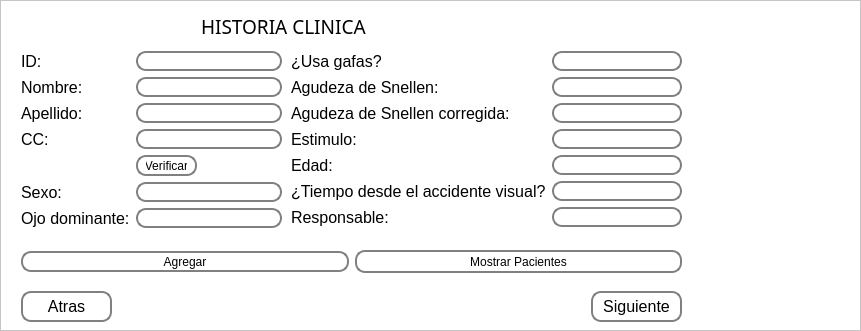
Qt form interface/ViAT/Agregardatos.ui (vhenaoi/OpenBCI_acquisition_python_ViAT) before a commit.
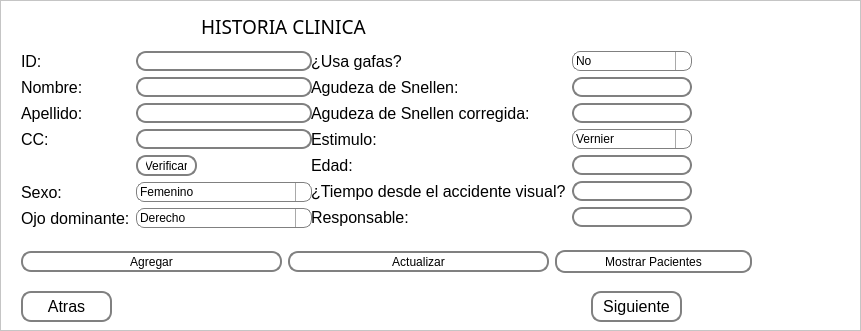
The same form after that commit.

Diff of the .ui file:
```diff
--- a/interface/ViAT/Agregardatos.ui
+++ b/interface/ViAT/Agregardatos.ui
@@ -106,7 +106,7 @@
       <rect>
        <x>20</x>
        <y>50</y>
-       <width>261</width>
+       <width>291</width>
        <height>191</height>
       </rect>
      </property>
@@ -137,20 +137,6 @@
         </property>
        </widget>
       </item>
-      <item row="1" column="1">
-       <widget class="QLineEdit" name="nombre">
-        <property name="styleSheet">
-         <string notr="true">QLineEdit {
-    border: 2px solid gray;
-    border-radius: 10px;
-    padding: 0 8px;
-    background: rgb(255, 255, 255);
-    selection-background-color: darkgray;
-}
-</string>
-        </property>
-       </widget>
-      </item>
       <item row="1" column="0">
        <widget class="QLabel" name="label_2">
         <property name="font">
@@ -163,8 +149,8 @@
         </property>
        </widget>
       </item>
-      <item row="2" column="1">
-       <widget class="QLineEdit" name="apellidos">
+      <item row="1" column="1">
+       <widget class="QLineEdit" name="nombre">
         <property name="styleSheet">
          <string notr="true">QLineEdit {
     border: 2px solid gray;
@@ -189,8 +175,8 @@
         </property>
        </widget>
       </item>
-      <item row="3" column="1">
-       <widget class="QLineEdit" name="cc">
+      <item row="2" column="1">
+       <widget class="QLineEdit" name="apellidos">
         <property name="styleSheet">
          <string notr="true">QLineEdit {
     border: 2px solid gray;
@@ -215,53 +201,8 @@
         </property>
        </widget>
       </item>
-      <item row="4" column="1">
-       <widget class="QPushButton" name="btn_buscar">
-        <property name="minimumSize">
-         <size>
-          <width>61</width>
-          <height>21</height>
-         </size>
-        </property>
-        <property name="maximumSize">
-         <size>
-          <width>61</width>
-          <height>21</height>
-         </size>
-        </property>
-        <property name="styleSheet">
-         <string notr="true">QPushButton {
-    border: 2px solid gray;
-    border-radius: 10px;
-    padding: 0 8px;
-    background: rgb(255, 255, 255);
-    selection-background-color: darkgray;
-    }
-
-QPushButton:hover {
-    border: 2px solid gray;
-    border-radius: 10px;
-    padding: 0 8px;
-    background: rgb(222, 222, 222);
-    selection-background-color: darkgray;
-    }
-
-QPushButton:pressed {
-    border: 2px solid gray;
-    border-radius: 10px;
-    padding: 0 8px;
-    background:rgb(176, 176, 176);
-    selection-background-color: darkgray;
-    }
-</string>
-        </property>
-        <property name="text">
-         <string>Verificar</string>
-        </property>
-       </widget>
-      </item>
-      <item row="5" column="1">
-       <widget class="QLineEdit" name="sexo">
+      <item row="3" column="1">
+       <widget class="QLineEdit" name="cc">
         <property name="styleSheet">
          <string notr="true">QLineEdit {
     border: 2px solid gray;
@@ -286,18 +227,74 @@
         </property>
        </widget>
       </item>
-      <item row="6" column="1">
-       <widget class="QLineEdit" name="dominante">
+      <item row="5" column="1">
+       <widget class="QComboBox" name="sexo">
         <property name="styleSheet">
-         <string notr="true">QLineEdit {
-    border: 2px solid gray;
-    border-radius: 10px;
-    padding: 0 8px;
-    background: rgb(255, 255, 255);
-    selection-background-color: darkgray;
+         <string notr="true">QComboBox {
+    border: 1px solid gray;
+    border-radius: 8px;
+    padding: 1px 18px 1px 3px;
+    min-width: 6em;
 }
+
+QComboBox:editable {
+    background: white;
+}
+
+QComboBox:!editable, QComboBox::drop-down:editable {
+     background: qlineargradient(x1: 0, y1: 0, x2: 0, y2: 1,
+                                 stop: 0 #E1E1E1, stop: 0.4 #DDDDDD,
+                                 stop: 0.5 #D8D8D8, stop: 1.0 #D3D3D3);
+}
+
+/* QComboBox gets the &quot;on&quot; state when the popup is open */
+QComboBox:!editable:on, QComboBox::drop-down:editable:on {
+    background: qlineargradient(x1: 0, y1: 0, x2: 0, y2: 1,
+                                stop: 0 #D3D3D3, stop: 0.4 #D8D8D8,
+                                stop: 0.5 #DDDDDD, stop: 1.0 #E1E1E1);
+}
+
+QComboBox:on { /* shift the text when the popup opens */
+    padding-top: 3px;
+    padding-left: 4px;
+}
+
+QComboBox::drop-down {
+    subcontrol-origin: padding;
+    subcontrol-position: top right;
+    width: 15px;
+
+    border-left-width: 1px;
+    border-left-color: darkgray;
+    border-left-style: solid;
+    border-top-right-radius: 3px; 
+    border-bottom-right-radius: 3px;
+}
+
+
+QComboBox::down-arrow:on { /* shift the arrow when popup is open */
+    top: 1px;
+    left: 1px;
+}
+
+QComboBox QAbstractItemView {
+    border: 2px solid  darkgray;
+    selection-background-color: rgb(126, 126, 126);
+}
+
+
 </string>
         </property>
+        <item>
+         <property name="text">
+          <string>Femenino</string>
+         </property>
+        </item>
+        <item>
+         <property name="text">
+          <string>Masculino</string>
+         </property>
+        </item>
        </widget>
       </item>
       <item row="6" column="0">
@@ -312,14 +309,129 @@
         </property>
        </widget>
       </item>
+      <item row="6" column="1">
+       <widget class="QComboBox" name="dominante">
+        <property name="styleSheet">
+         <string notr="true">QComboBox {
+    border: 1px solid gray;
+    border-radius: 8px;
+    padding: 1px 18px 1px 3px;
+    min-width: 6em;
+}
+
+QComboBox:editable {
+    background: white;
+}
+
+QComboBox:!editable, QComboBox::drop-down:editable {
+     background: qlineargradient(x1: 0, y1: 0, x2: 0, y2: 1,
+                                 stop: 0 #E1E1E1, stop: 0.4 #DDDDDD,
+                                 stop: 0.5 #D8D8D8, stop: 1.0 #D3D3D3);
+}
+
+/* QComboBox gets the &quot;on&quot; state when the popup is open */
+QComboBox:!editable:on, QComboBox::drop-down:editable:on {
+    background: qlineargradient(x1: 0, y1: 0, x2: 0, y2: 1,
+                                stop: 0 #D3D3D3, stop: 0.4 #D8D8D8,
+                                stop: 0.5 #DDDDDD, stop: 1.0 #E1E1E1);
+}
+
+QComboBox:on { /* shift the text when the popup opens */
+    padding-top: 3px;
+    padding-left: 4px;
+}
+
+QComboBox::drop-down {
+    subcontrol-origin: padding;
+    subcontrol-position: top right;
+    width: 15px;
+
+    border-left-width: 1px;
+    border-left-color: darkgray;
+    border-left-style: solid;
+    border-top-right-radius: 3px; 
+    border-bottom-right-radius: 3px;
+}
+
+
+QComboBox::down-arrow:on { /* shift the arrow when popup is open */
+    top: 1px;
+    left: 1px;
+}
+
+QComboBox QAbstractItemView {
+    border: 2px solid  darkgray;
+    selection-background-color: rgb(126, 126, 126);
+}
+
+
+</string>
+        </property>
+        <item>
+         <property name="text">
+          <string>Derecho</string>
+         </property>
+        </item>
+        <item>
+         <property name="text">
+          <string>Izquierdo</string>
+         </property>
+        </item>
+       </widget>
+      </item>
+      <item row="4" column="1">
+       <widget class="QPushButton" name="btn_buscar">
+        <property name="minimumSize">
+         <size>
+          <width>61</width>
+          <height>21</height>
+         </size>
+        </property>
+        <property name="maximumSize">
+         <size>
+          <width>61</width>
+          <height>21</height>
+         </size>
+        </property>
+        <property name="styleSheet">
+         <string notr="true">QPushButton {
+    border: 2px solid gray;
+    border-radius: 10px;
+    padding: 0 8px;
+    background: rgb(255, 255, 255);
+    selection-background-color: darkgray;
+    }
+
+QPushButton:hover {
+    border: 2px solid gray;
+    border-radius: 10px;
+    padding: 0 8px;
+    background: rgb(222, 222, 222);
+    selection-background-color: darkgray;
+    }
+
+QPushButton:pressed {
+    border: 2px solid gray;
+    border-radius: 10px;
+    padding: 0 8px;
+    background:rgb(176, 176, 176);
+    selection-background-color: darkgray;
+    }
+</string>
+        </property>
+        <property name="text">
+         <string>Verificar</string>
+        </property>
+       </widget>
+      </item>
      </layout>
     </widget>
     <widget class="QWidget" name="layoutWidget_2">
      <property name="geometry">
       <rect>
-       <x>290</x>
+       <x>310</x>
        <y>50</y>
-       <width>391</width>
+       <width>381</width>
        <height>191</height>
       </rect>
      </property>
@@ -336,20 +448,6 @@
         </property>
        </widget>
       </item>
-      <item row="0" column="1">
-       <widget class="QLineEdit" name="glasses">
-        <property name="styleSheet">
-         <string notr="true">QLineEdit {
-    border: 2px solid gray;
-    border-radius: 10px;
-    padding: 0 8px;
-    background: rgb(255, 255, 255);
-    selection-background-color: darkgray;
-}
-</string>
-        </property>
-       </widget>
-      </item>
       <item row="1" column="0">
        <widget class="QLabel" name="snellenPatient">
         <property name="font">
@@ -414,20 +512,6 @@
         </property>
        </widget>
       </item>
-      <item row="3" column="1">
-       <widget class="QLineEdit" name="stimulus">
-        <property name="styleSheet">
-         <string notr="true">QLineEdit {
-    border: 2px solid gray;
-    border-radius: 10px;
-    padding: 0 8px;
-    background: rgb(255, 255, 255);
-    selection-background-color: darkgray;
-}
-</string>
-        </property>
-       </widget>
-      </item>
       <item row="4" column="0">
        <widget class="QLabel" name="eyePatient">
         <property name="font">
@@ -512,6 +596,141 @@
         </property>
        </widget>
       </item>
+      <item row="3" column="1">
+       <widget class="QComboBox" name="stimulus">
+        <property name="styleSheet">
+         <string notr="true">QComboBox {
+    border: 1px solid gray;
+    border-radius: 8px;
+    padding: 1px 18px 1px 3px;
+    min-width: 6em;
+}
+
+QComboBox:editable {
+    background: white;
+}
+
+QComboBox:!editable, QComboBox::drop-down:editable {
+     background: qlineargradient(x1: 0, y1: 0, x2: 0, y2: 1,
+                                 stop: 0 #E1E1E1, stop: 0.4 #DDDDDD,
+                                 stop: 0.5 #D8D8D8, stop: 1.0 #D3D3D3);
+}
+
+/* QComboBox gets the &quot;on&quot; state when the popup is open */
+QComboBox:!editable:on, QComboBox::drop-down:editable:on {
+    background: qlineargradient(x1: 0, y1: 0, x2: 0, y2: 1,
+                                stop: 0 #D3D3D3, stop: 0.4 #D8D8D8,
+                                stop: 0.5 #DDDDDD, stop: 1.0 #E1E1E1);
+}
+
+QComboBox:on { /* shift the text when the popup opens */
+    padding-top: 3px;
+    padding-left: 4px;
+}
+
+QComboBox::drop-down {
+    subcontrol-origin: padding;
+    subcontrol-position: top right;
+    width: 15px;
+
+    border-left-width: 1px;
+    border-left-color: darkgray;
+    border-left-style: solid;
+    border-top-right-radius: 3px; 
+    border-bottom-right-radius: 3px;
+}
+
+
+QComboBox::down-arrow:on { /* shift the arrow when popup is open */
+    top: 1px;
+    left: 1px;
+}
+
+QComboBox QAbstractItemView {
+    border: 2px solid  darkgray;
+    selection-background-color: rgb(126, 126, 126);
+}
+
+
+</string>
+        </property>
+        <item>
+         <property name="text">
+          <string>Vernier</string>
+         </property>
+        </item>
+       </widget>
+      </item>
+      <item row="0" column="1">
+       <widget class="QComboBox" name="glasses">
+        <property name="styleSheet">
+         <string notr="true">QComboBox {
+    border: 1px solid gray;
+    border-radius: 8px;
+    padding: 1px 18px 1px 3px;
+    min-width: 6em;
+}
+
+QComboBox:editable {
+    background: white;
+}
+
+QComboBox:!editable, QComboBox::drop-down:editable {
+     background: qlineargradient(x1: 0, y1: 0, x2: 0, y2: 1,
+                                 stop: 0 #E1E1E1, stop: 0.4 #DDDDDD,
+                                 stop: 0.5 #D8D8D8, stop: 1.0 #D3D3D3);
+}
+
+/* QComboBox gets the &quot;on&quot; state when the popup is open */
+QComboBox:!editable:on, QComboBox::drop-down:editable:on {
+    background: qlineargradient(x1: 0, y1: 0, x2: 0, y2: 1,
+                                stop: 0 #D3D3D3, stop: 0.4 #D8D8D8,
+                                stop: 0.5 #DDDDDD, stop: 1.0 #E1E1E1);
+}
+
+QComboBox:on { /* shift the text when the popup opens */
+    padding-top: 3px;
+    padding-left: 4px;
+}
+
+QComboBox::drop-down {
+    subcontrol-origin: padding;
+    subcontrol-position: top right;
+    width: 15px;
+
+    border-left-width: 1px;
+    border-left-color: darkgray;
+    border-left-style: solid;
+    border-top-right-radius: 3px; 
+    border-bottom-right-radius: 3px;
+}
+
+
+QComboBox::down-arrow:on { /* shift the arrow when popup is open */
+    top: 1px;
+    left: 1px;
+}
+
+QComboBox QAbstractItemView {
+    border: 2px solid  darkgray;
+    selection-background-color: rgb(126, 126, 126);
+}
+
+
+</string>
+        </property>
+        <item>
+         <property name="text">
+          <string>No</string>
+         </property>
+        </item>
+        <item>
+         <property name="text">
+          <string>Si</string>
+         </property>
+        </item>
+       </widget>
+      </item>
      </layout>
     </widget>
     <widget class="QLabel" name="logo">
@@ -576,7 +795,7 @@
       <rect>
        <x>20</x>
        <y>240</y>
-       <width>661</width>
+       <width>731</width>
        <height>41</height>
       </rect>
      </property>
@@ -620,6 +839,45 @@
         </property>
        </widget>
       </item>
+      <item>
+       <widget class="QPushButton" name="btn_actualizar">
+        <property name="minimumSize">
+         <size>
+          <width>261</width>
+          <height>21</height>
+         </size>
+        </property>
+        <property name="styleSheet">
+         <string notr="true">QPushButton {
+    border: 2px solid gray;
+    border-radius: 10px;
+    padding: 0 8px;
+    background: rgb(255, 255, 255);
+    selection-background-color: darkgray;
+    }
+
+QPushButton:hover {
+    border: 2px solid gray;
+    border-radius: 10px;
+    padding: 0 8px;
+    background: rgb(222, 222, 222);
+    selection-background-color: darkgray;
+    }
+
+QPushButton:pressed {
+    border: 2px solid gray;
+    border-radius: 10px;
+    padding: 0 8px;
+    background:rgb(176, 176, 176);
+    selection-background-color: darkgray;
+    }
+</string>
+        </property>
+        <property name="text">
+         <string>Actualizar</string>
+        </property>
+       </widget>
+      </item>
       <item>
        <widget class="QPushButton" name="btn_mostrar">
         <property name="minimumSize">
```
